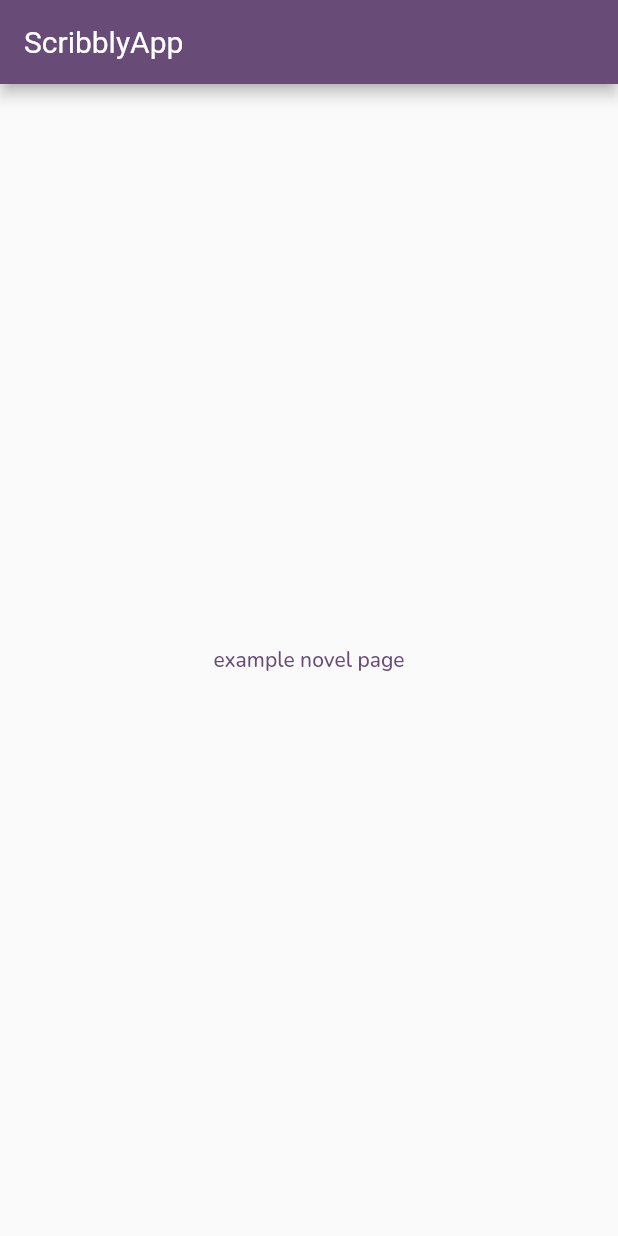
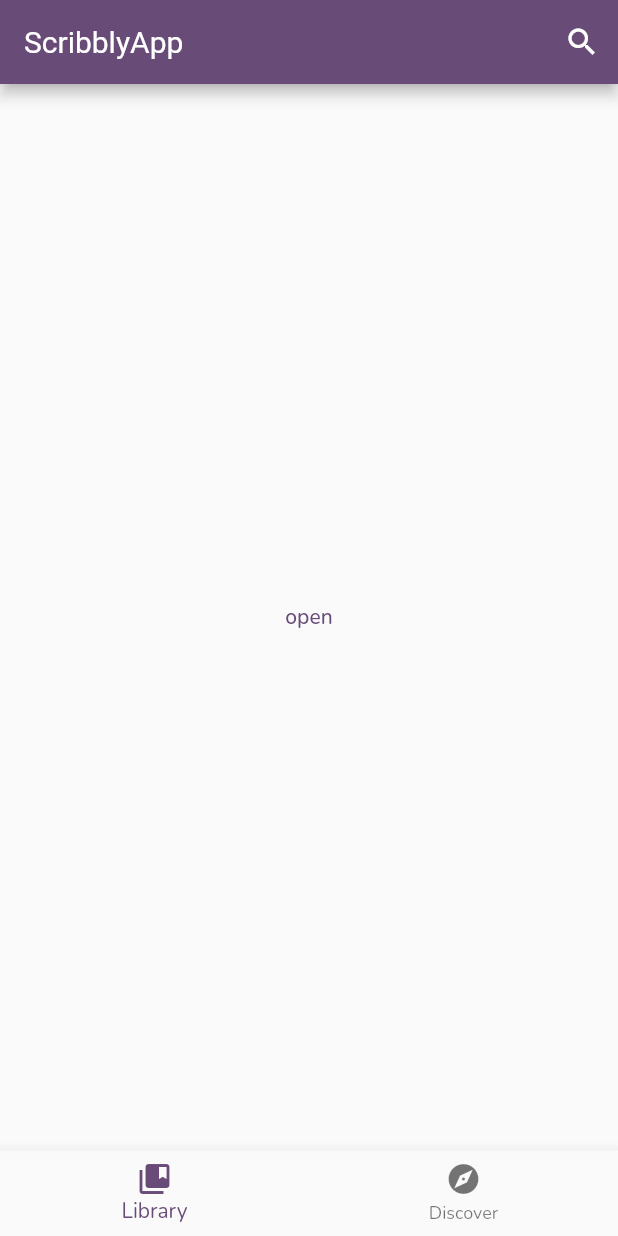
Before and after one commit to mayudev/scribblyapp, a Flutter app: the screen it shows after launch, on a phone screen of 412 x 824 dp. Run offline on Flutter 3.47's test engine with Material 2 defaults, Android fonts, the phone set to English and light mode, and no system bars; missing offline and left inert: universal_html.

```diff
--- a/lib/pages/home.dart
+++ b/lib/pages/home.dart
@@ -1,21 +1,65 @@
 import 'package:flutter/material.dart';
 import 'package:scribbly/pages/novel.dart';
 
-class HomePage extends StatelessWidget {
+class HomePage extends StatefulWidget {
   const HomePage({Key? key}) : super(key: key);
+
+  @override
+  State<HomePage> createState() => _HomePageState();
+}
+
+class _HomePageState extends State<HomePage> with RestorationMixin {
+  final RestorableInt _index = RestorableInt(0);
 
   @override
   Widget build(BuildContext context) {
     return Scaffold(
-      appBar: AppBar(title: const Text('ScribblyApp')),
-      body: Center(
+      appBar: AppBar(
+        title: const Text('ScribblyApp'),
+        actions: [
+          IconButton(
+            onPressed: () {},
+            icon: const Icon(Icons.search),
+            tooltip: 'Search',
+          )
+        ],
+      ),
+      body: IndexedStack(
+        index: _index.value,
+        children: _pages(),
+      ),
+      bottomNavigationBar: _buildBottomNavigation(),
+    );
+  }
+
+  List<Widget> _pages() {
+    return [
+      Center(
         child: TextButton(
-            onPressed: () {
-              _openNovelPage(context, "Test Novel", 310493);
-            },
-            child: const Text('example novel page')),
+          onPressed: () {
+            _openNovelPage(context, "Test Novel", 310493);
+          },
+          child: const Text('open'),
+        ),
       ),
-    );
+      const Text('page 2'),
+    ];
+  }
+
+  Widget _buildBottomNavigation() {
+    return BottomNavigationBar(
+        currentIndex: _index.value,
+        onTap: (i) => setState(() => _index.value = i),
+        items: const [
+          BottomNavigationBarItem(
+            icon: Icon(Icons.collections_bookmark),
+            label: 'Library',
+          ),
+          BottomNavigationBarItem(
+            icon: Icon(Icons.explore),
+            label: 'Discover',
+          ),
+        ]);
   }
 
   void _openNovelPage(BuildContext context, String title, int novelId) {
@@ -26,4 +70,12 @@ class HomePage extends StatelessWidget {
       ),
     );
   }
+
+  @override
+  String get restorationId => 'home_page';
+
+  @override
+  void restoreState(RestorationBucket? oldBucket, bool initialRestore) {
+    registerForRestoration(_index, 'nav_bar_index');
+  }
 }
```
Also changed, not shown: lib/pages/discover.dart (added).
